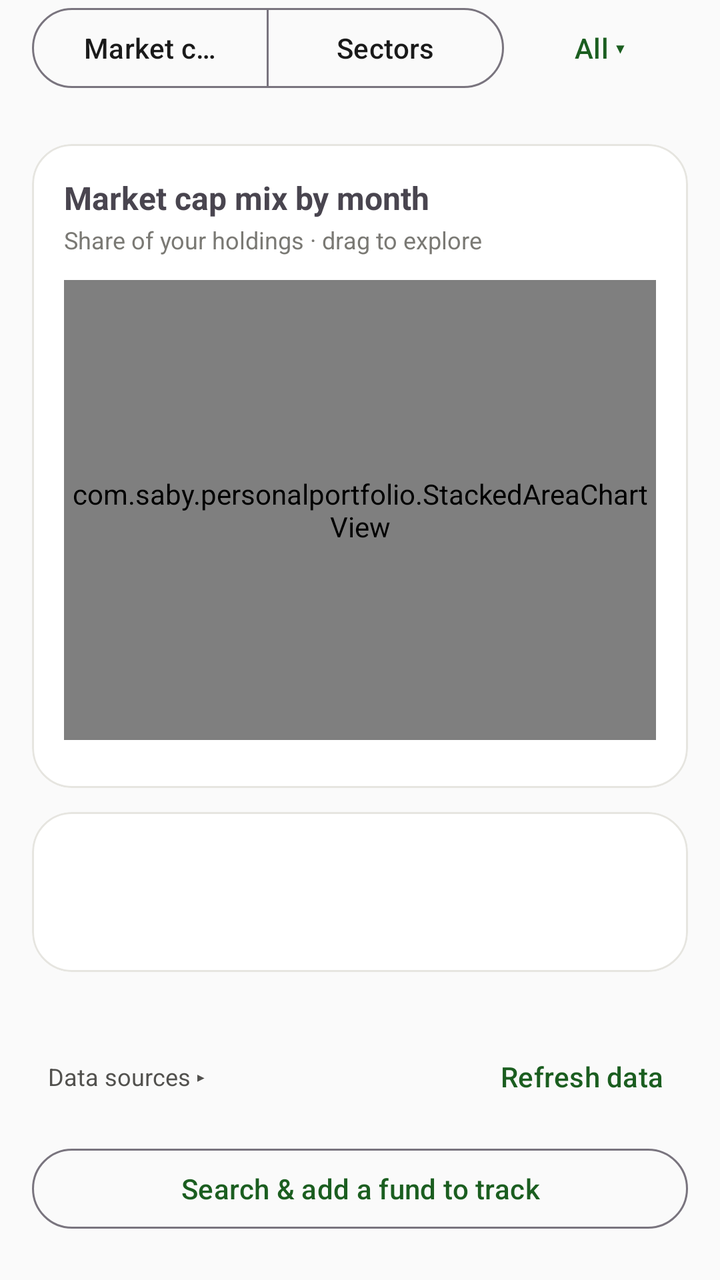
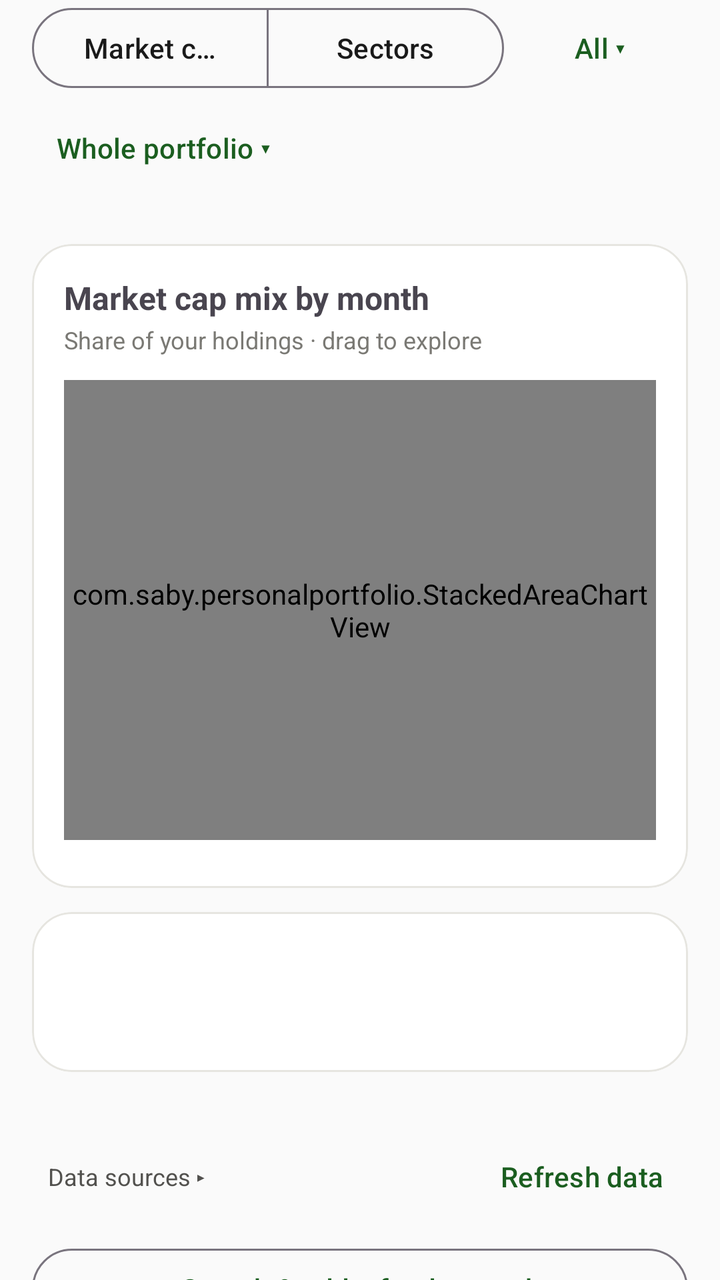

Compare the two renders of this Android layout. The source of the first and the diff that turns it into the second are given below.
<!-- AndroidManifest.xml: application theme Theme.PersonalPortfolio -->
<!-- res/layout/page_allocation_over_time.xml -->
<?xml version="1.0" encoding="utf-8"?>
<androidx.core.widget.NestedScrollView xmlns:android="http://schemas.android.com/apk/res/android"
    xmlns:app="http://schemas.android.com/apk/res-auto"
    android:layout_width="match_parent"
    android:layout_height="match_parent"
    android:fillViewport="true">

    <LinearLayout
        android:layout_width="match_parent"
        android:layout_height="wrap_content"
        android:orientation="vertical"
        android:paddingStart="16dp"
        android:paddingEnd="16dp"
        android:paddingBottom="24dp">

        <LinearLayout
            android:layout_width="match_parent"
            android:layout_height="wrap_content"
            android:gravity="center_vertical"
            android:orientation="horizontal">

            <com.google.android.material.button.MaterialButtonToggleGroup
                android:id="@+id/overTimeModeGroup"
                android:layout_width="0dp"
                android:layout_height="wrap_content"
                android:layout_weight="1"
                app:selectionRequired="true"
                app:singleSelection="true">

                <Button
                    android:id="@+id/overTimeModeCap"
                    style="?attr/materialButtonOutlinedStyle"
                    android:layout_width="0dp"
                    android:layout_height="wrap_content"
                    android:layout_weight="1"
                    android:text="Market cap" />

                <Button
                    android:id="@+id/overTimeModeSector"
                    style="?attr/materialButtonOutlinedStyle"
                    android:layout_width="0dp"
                    android:layout_height="wrap_content"
                    android:layout_weight="1"
                    android:text="Sectors" />
            </com.google.android.material.button.MaterialButtonToggleGroup>

            <Button
                android:id="@+id/overTimeMember"
                style="@style/Widget.Material3.Button.TextButton"
                android:layout_width="wrap_content"
                android:layout_height="wrap_content"
                android:layout_marginStart="4dp"
                android:text="All ▾" />
        </LinearLayout>

        <LinearLayout
            android:id="@+id/overTimeKpis"
            android:layout_width="match_parent"
            android:layout_height="wrap_content"
            android:layout_marginTop="12dp"
            android:orientation="horizontal" />

        <com.google.android.material.card.MaterialCardView
            android:layout_width="match_parent"
            android:layout_height="wrap_content"
            android:layout_marginTop="12dp"
            app:cardCornerRadius="20dp"
            app:cardElevation="0dp"
            app:strokeColor="@color/viz_grid"
            app:strokeWidth="1dp">

            <LinearLayout
                android:layout_width="match_parent"
                android:layout_height="wrap_content"
                android:orientation="vertical"
                android:padding="16dp">

                <TextView
                    android:id="@+id/overTimeChartTitle"
                    android:layout_width="match_parent"
                    android:layout_height="wrap_content"
                    android:text="Market cap mix by month"
                    android:textSize="16sp"
                    android:textStyle="bold" />

                <TextView
                    android:id="@+id/overTimeChartSub"
                    android:layout_width="match_parent"
                    android:layout_height="wrap_content"
                    android:layout_marginTop="2dp"
                    android:text="Share of your holdings · drag to explore"
                    android:textColor="@color/viz_text_muted"
                    android:textSize="12sp" />

                <com.saby.personalportfolio.StackedAreaChartView
                    android:id="@+id/overTimeChart"
                    android:layout_width="match_parent"
                    android:layout_height="230dp"
                    android:layout_marginTop="12dp" />

                <com.google.android.material.chip.ChipGroup
                    android:id="@+id/overTimeLegend"
                    android:layout_width="match_parent"
                    android:layout_height="wrap_content"
                    android:layout_marginTop="8dp"
                    app:chipSpacingHorizontal="6dp"
                    app:chipSpacingVertical="0dp" />
            </LinearLayout>
        </com.google.android.material.card.MaterialCardView>

        <com.google.android.material.card.MaterialCardView
            android:layout_width="match_parent"
            android:layout_height="wrap_content"
            android:layout_marginTop="12dp"
            app:cardCornerRadius="20dp"
            app:cardElevation="0dp"
            app:strokeColor="@color/viz_grid"
            app:strokeWidth="1dp">

            <LinearLayout
                android:layout_width="match_parent"
                android:layout_height="wrap_content"
                android:orientation="vertical"
                android:padding="16dp">

                <TextView
                    android:id="@+id/overTimeBreakdownTitle"
                    android:layout_width="match_parent"
                    android:layout_height="wrap_content"
                    android:textSize="16sp"
                    android:textStyle="bold" />

                <TextView
                    android:id="@+id/overTimeBreakdownSub"
                    android:layout_width="match_parent"
                    android:layout_height="wrap_content"
                    android:layout_marginTop="2dp"
                    android:textColor="@color/viz_text_muted"
                    android:textSize="12sp" />

                <LinearLayout
                    android:id="@+id/overTimeRows"
                    android:layout_width="match_parent"
                    android:layout_height="wrap_content"
                    android:layout_marginTop="8dp"
                    android:orientation="vertical" />

                <TextView
                    android:id="@+id/overTimeContrib"
                    android:layout_width="match_parent"
                    android:layout_height="wrap_content"
                    android:layout_marginTop="10dp"
                    android:textColor="@color/viz_text_secondary"
                    android:textSize="12sp"
                    android:visibility="gone" />
            </LinearLayout>
        </com.google.android.material.card.MaterialCardView>

        <TextView
            android:id="@+id/overTimeCoverage"
            android:layout_width="match_parent"
            android:layout_height="wrap_content"
            android:layout_marginTop="12dp"
            android:textColor="@color/viz_text_muted"
            android:textSize="12sp" />

        <LinearLayout
            android:layout_width="match_parent"
            android:layout_height="wrap_content"
            android:gravity="center_vertical"
            android:orientation="horizontal">

            <TextView
                android:id="@+id/overTimeSourcesToggle"
                android:layout_width="0dp"
                android:layout_height="wrap_content"
                android:layout_weight="1"
                android:padding="8dp"
                android:text="Data sources ▸"
                android:textColor="@color/viz_text_secondary"
                android:textSize="12sp" />

            <Button
                android:id="@+id/overTimeRefresh"
                style="@style/Widget.Material3.Button.TextButton"
                android:layout_width="wrap_content"
                android:layout_height="wrap_content"
                android:text="Refresh data" />
        </LinearLayout>

        <com.google.android.material.button.MaterialButton
            android:id="@+id/overTimeAddFund"
            style="@style/Widget.Material3.Button.OutlinedButton"
            android:layout_width="match_parent"
            android:layout_height="wrap_content"
            android:layout_marginTop="8dp"
            android:text="Search &amp; add a fund to track" />

        <TextView
            android:id="@+id/overTimeSources"
            android:layout_width="match_parent"
            android:layout_height="wrap_content"
            android:textColor="@color/viz_text_muted"
            android:textSize="12sp"
            android:visibility="gone" />
    </LinearLayout>
</androidx.core.widget.NestedScrollView>
<!-- resources referenced by this layout -->
<resources>
  <color name="viz_grid">#E6E5E0</color>
  <color name="viz_text_muted">#7A7974</color>
  <color name="viz_text_secondary">#52514E</color>
  <style name="Theme.PersonalPortfolio" parent="Theme.Material3.DayNight.NoActionBar">
          <item name="colorPrimary">@color/colorPrimary</item>
          <item name="colorPrimaryVariant">@color/colorPrimaryVariant</item>
          <item name="colorOnPrimary">@color/colorOnPrimary</item>
  
          <item name="colorSecondary">@color/colorSecondary</item>
          <item name="colorOnSecondary">@color/colorOnSecondary</item>
  
          <item name="android:colorBackground">@color/colorBackground</item>
          <item name="colorOnBackground">@color/colorOnBackground</item>
  
          <item name="colorSurface">@color/colorSurface</item>
          <item name="colorOnSurface">@color/colorOnSurface</item>
  
          <item name="android:statusBarColor">@color/colorPrimaryVariant</item>
      </style>
  <color name="colorPrimary">#1B5E20</color>
  <color name="colorPrimaryVariant">#0D3B12</color>
  <color name="colorOnPrimary">#FFFFFF</color>
  <color name="colorSecondary">#00897B</color>
  <color name="colorOnSecondary">#FFFFFF</color>
  <color name="colorBackground">#FAFAFA</color>
  <color name="colorOnBackground">#1A1A1A</color>
  <color name="colorSurface">#FFFFFF</color>
  <color name="colorOnSurface">#1A1A1A</color>
</resources>

<!-- the commit's change to res/layout/page_allocation_over_time.xml (unified diff, before → after) -->
@@ -53,6 +53,14 @@
                 android:text="All ▾" />
         </LinearLayout>
 
+        <Button
+            android:id="@+id/overTimeFund"
+            style="@style/Widget.Material3.Button.TextButton"
+            android:layout_width="wrap_content"
+            android:layout_height="wrap_content"
+            android:layout_marginTop="2dp"
+            android:text="Whole portfolio ▾" />
+
         <LinearLayout
             android:id="@+id/overTimeKpis"
             android:layout_width="match_parent"
